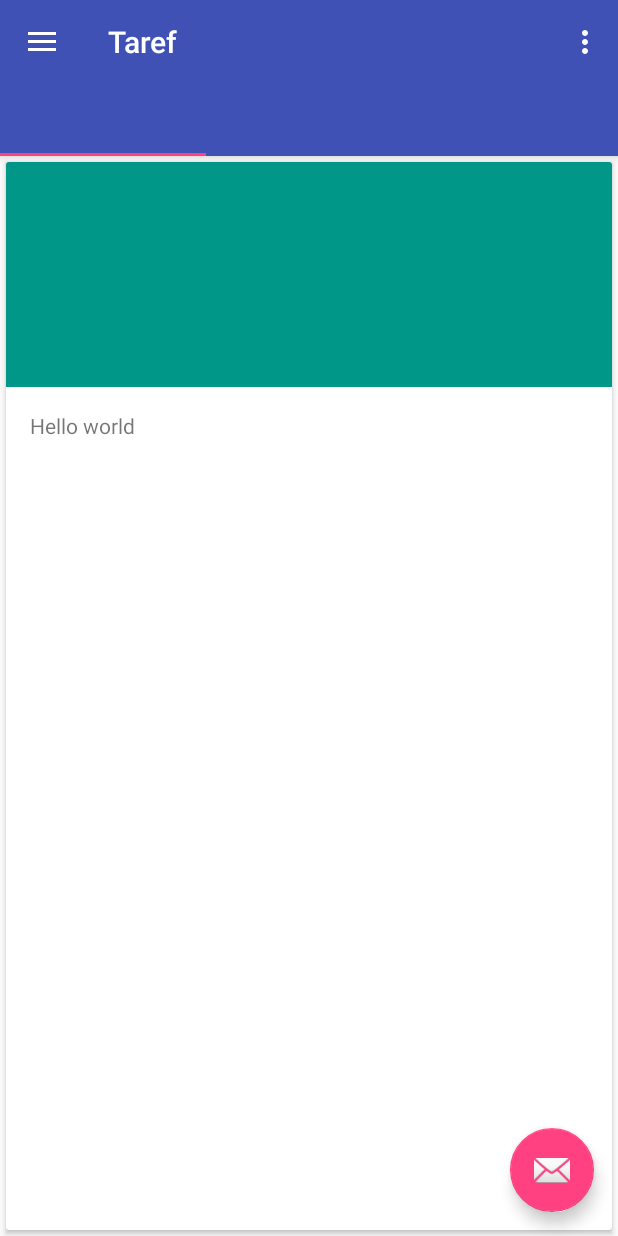
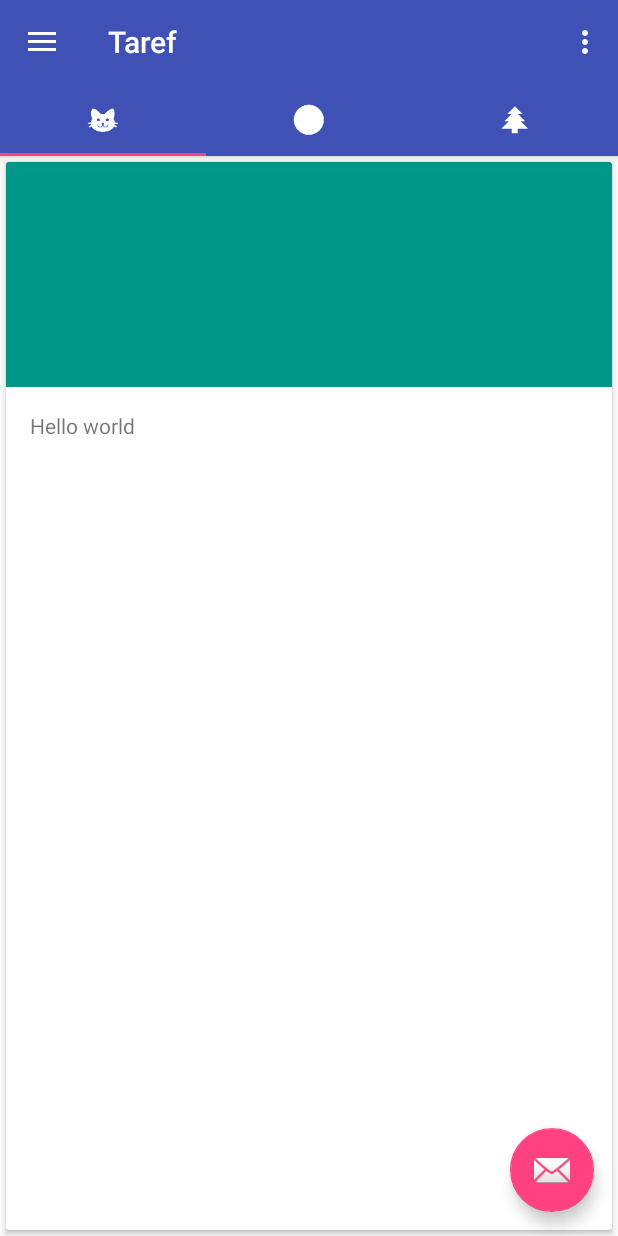
Before and after one commit to Ilyes-Hammadi/Taref, an Android app: the screen it shows after launch (MainActivity), on a phone screen of 412 x 824 dp. Run offline under Robolectric (Android 15) with nearby library versions, the phone set to English and light mode, and no system bars.

Commit message:
placed the icons on there places

```diff
--- a/app/src/main/java/com/cortexia/taref/activity/MainActivity.java
+++ b/app/src/main/java/com/cortexia/taref/activity/MainActivity.java
@@ -53,6 +53,13 @@ public class MainActivity extends AppCompatActivity
 
         TabLayout tabLayout = (TabLayout) findViewById(R.id.tabs);
         tabLayout.setupWithViewPager(mViewPager);
+
+        // Set the icons on the TabLayout
+        tabLayout.getTabAt(0).setIcon(R.drawable.ic_cat_white_36dp);
+        tabLayout.getTabAt(1).setIcon(R.drawable.ic_brightness_1_white_36dp);
+        tabLayout.getTabAt(2).setIcon(R.drawable.ic_pine_tree_white_36dp);
+
+
     }
 
     private void setUpToolbar() {
```
